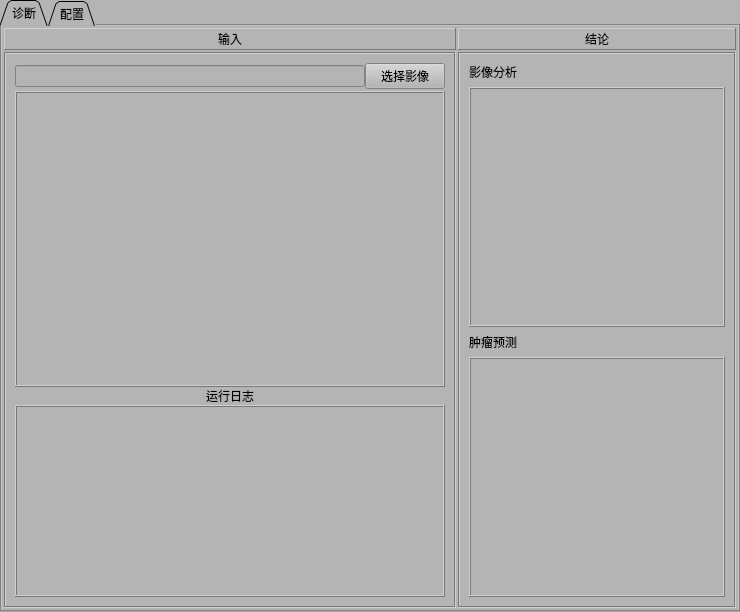
This is job/肺结节加图形界面/ui.ui in unreal555/pystudy as Qt 5 draws it before an edit. The edited form follows.
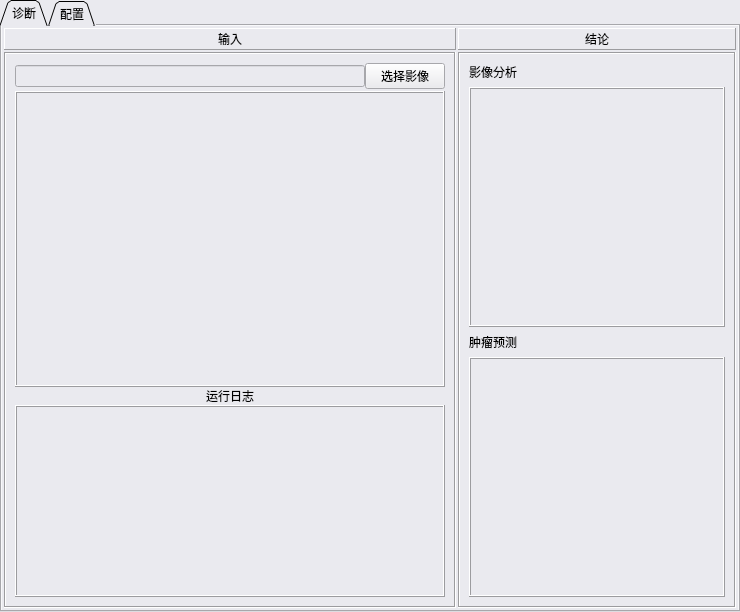
This is the edited form.

Patch:
```diff
--- a/job/肺结节加图形界面/ui.ui
+++ b/job/肺结节加图形界面/ui.ui
@@ -23,7 +23,7 @@
    <string>肺结节预测</string>
   </property>
   <property name="styleSheet">
-   <string notr="true">background-color: rgb(180, 180, 180);</string>
+   <string notr="true">background-color: rgb(234, 234, 239);</string>
   </property>
   <layout class="QGridLayout" name="gridLayout_6">
    <property name="leftMargin">
```
